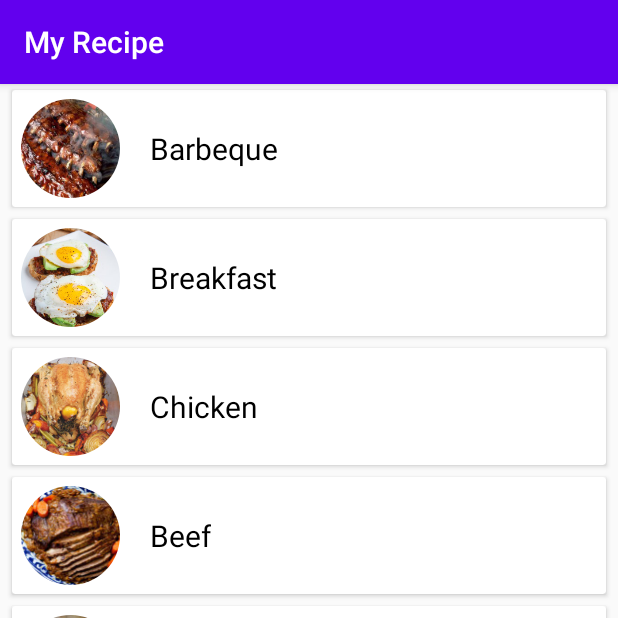
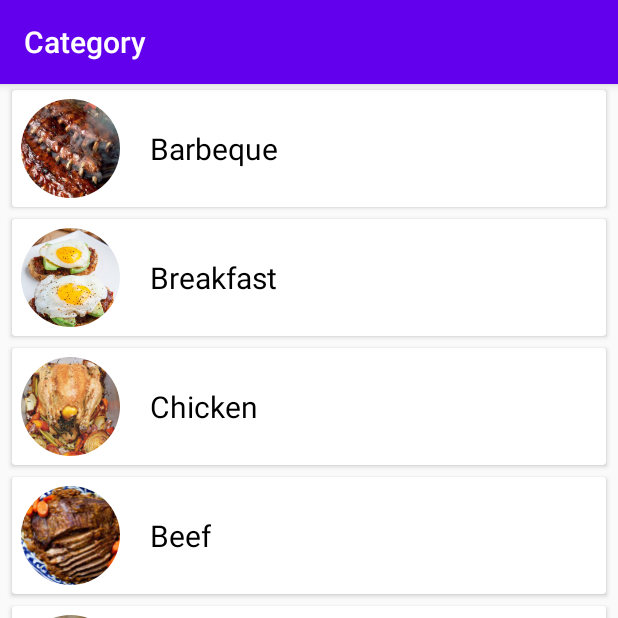
Before and after one commit to Cuncis/Recipe-App-Coroutine, an Android app: the screen it shows after launch (MainActivity), on a phone screen of 412 x 824 dp, the top half of it. Run offline under Robolectric (Android 15) with nearby library versions, the phone set to English and light mode, and no system bars; our stand-ins replace CircleImageView, Dagger/Hilt's generated code, Timber, data binding; libraries missing offline, so code that uses them is left out: androidx.hilt.lifecycle; pictures from the network do not load; 1 statement that could not run was skipped.

Commit message:
bugfix refactor category and recipe list

```diff
--- a/app/src/main/java/com/cuncis/recipeappcoroutine/ui/base/MainActivity.kt
+++ b/app/src/main/java/com/cuncis/recipeappcoroutine/ui/base/MainActivity.kt
@@ -10,5 +10,11 @@ class MainActivity : AppCompatActivity() {
     override fun onCreate(savedInstanceState: Bundle?) {
         super.onCreate(savedInstanceState)
         setContentView(R.layout.activity_main)
+        supportActionBar?.setDisplayHomeAsUpEnabled(true)
+    }
+
+    override fun onSupportNavigateUp(): Boolean {
+        onBackPressed()
+        return true
     }
 }
--- a/app/src/main/java/com/cuncis/recipeappcoroutine/ui/category/CategoryAdapter.kt
+++ b/app/src/main/java/com/cuncis/recipeappcoroutine/ui/category/CategoryAdapter.kt
@@ -37,6 +37,7 @@ class CategoryAdapter: RecyclerView.Adapter<CategoryAdapter.CategoryHolder>() {
     }
 
     fun submitList(categoryList: List<Category>) {
+        this.categoryList.clear()
         this.categoryList.addAll(categoryList)
         notifyDataSetChanged()
     }
--- a/app/src/main/java/com/cuncis/recipeappcoroutine/ui/category/CategoryFragment.kt
+++ b/app/src/main/java/com/cuncis/recipeappcoroutine/ui/category/CategoryFragment.kt
@@ -1,10 +1,13 @@
 package com.cuncis.recipeappcoroutine.ui.category
 
+import android.view.Menu
+import android.view.MenuItem
 import androidx.fragment.app.viewModels
 import androidx.navigation.fragment.findNavController
 import com.cuncis.recipeappcoroutine.R
 import com.cuncis.recipeappcoroutine.databinding.FragmentCategoryBinding
 import com.cuncis.recipeappcoroutine.ui.base.BaseFragment
+import com.cuncis.recipeappcoroutine.ui.base.MainActivity
 import com.cuncis.recipeappcoroutine.util.showToast
 import dagger.hilt.android.AndroidEntryPoint
 
@@ -38,8 +41,19 @@ class CategoryFragment : BaseFragment<FragmentCategoryBinding, CategoryViewModel
 
     override fun getViewModel() = categoryViewModel
 
+    override fun onResume() {
+        super.onResume()
+        requireActivity().title = "Category"
+        (activity as MainActivity).supportActionBar?.setDisplayHomeAsUpEnabled(false)
+    }
+
+    override fun onPause() {
+        super.onPause()
+        (activity as MainActivity).supportActionBar?.setDisplayHomeAsUpEnabled(true)
+    }
+
     override fun goToRecipe(title: String) {
-        requireContext().showToast(title)
-//        findNavController().navigate(R.id.action_categoryFragment_to_recipeFragment)
+        val directions = CategoryFragmentDirections.actionCategoryFragmentToRecipeFragment(title)
+        findNavController().navigate(directions)
     }
 }
--- /dev/null
+++ b/app/src/main/res/anim/slide_in_left.xml
@@ -0,0 +1,9 @@
+<?xml version="1.0" encoding="utf-8"?>
+<set xmlns:android="http://schemas.android.com/apk/res/android">
+    <translate
+        android:duration="250"
+        android:fromXDelta="-100%"
+        android:fromYDelta="0%"
+        android:toXDelta="0%"
+        android:toYDelta="0%" />
+</set>
--- /dev/null
+++ b/app/src/main/res/anim/slide_in_right.xml
@@ -0,0 +1,9 @@
+<?xml version="1.0" encoding="utf-8"?>
+<set xmlns:android="http://schemas.android.com/apk/res/android">
+    <translate
+        android:duration="250"
+        android:fromXDelta="100%"
+        android:fromYDelta="0%"
+        android:toXDelta="0%"
+        android:toYDelta="0%" />
+</set>
--- /dev/null
+++ b/app/src/main/res/anim/slide_out_left.xml
@@ -0,0 +1,9 @@
+<?xml version="1.0" encoding="utf-8"?>
+<set xmlns:android="http://schemas.android.com/apk/res/android">
+    <translate
+        android:duration="250"
+        android:fromXDelta="0%"
+        android:fromYDelta="0%"
+        android:toXDelta="-100%"
+        android:toYDelta="0%" />
+</set>
--- /dev/null
+++ b/app/src/main/res/anim/slide_out_right.xml
@@ -0,0 +1,9 @@
+<?xml version="1.0" encoding="utf-8"?>
+<set xmlns:android="http://schemas.android.com/apk/res/android">
+    <translate
+        android:duration="250"
+        android:fromXDelta="0%"
+        android:fromYDelta="0%"
+        android:toXDelta="100%"
+        android:toYDelta="0%" />
+</set>
--- a/app/src/main/res/navigation/nav_graph.xml
+++ b/app/src/main/res/navigation/nav_graph.xml
@@ -12,7 +12,11 @@
         tools:layout="@layout/fragment_category" >
         <action
             android:id="@+id/action_categoryFragment_to_recipeFragment"
-            app:destination="@id/recipeFragment" />
+            app:destination="@id/recipeFragment"
+            app:enterAnim="@anim/slide_in_right"
+            app:exitAnim="@anim/slide_out_left"
+            app:popEnterAnim="@anim/slide_in_left"
+            app:popExitAnim="@anim/slide_out_right" />
     </fragment>
     <fragment
         android:id="@+id/recipeFragment"
@@ -21,7 +25,15 @@
         tools:layout="@layout/fragment_recipe" >
         <action
             android:id="@+id/action_recipeFragment_to_detailRecipeFragment"
-            app:destination="@id/detailRecipeFragment" />
+            app:destination="@id/detailRecipeFragment"
+            app:enterAnim="@anim/slide_in_right"
+            app:exitAnim="@anim/slide_out_left"
+            app:popEnterAnim="@anim/slide_in_left"
+            app:popExitAnim="@anim/slide_out_right" />
+        <argument
+            android:name="title"
+            app:argType="string"
+            android:defaultValue='""' />
     </fragment>
     <fragment
         android:id="@+id/detailRecipeFragment"
```
Also changed, not shown: app/src/main/java/com/cuncis/recipeappcoroutine/di/AppModule.kt (+7 -2 lines), app/src/main/java/com/cuncis/recipeappcoroutine/ui/recipe/RecipeAdapter.kt (+2 -14 lines), app/src/main/java/com/cuncis/recipeappcoroutine/ui/recipe/RecipeFragment.kt (+9 -5 lines), app/src/main/res/layout/fragment_recipe.xml (+8 -6 lines).
